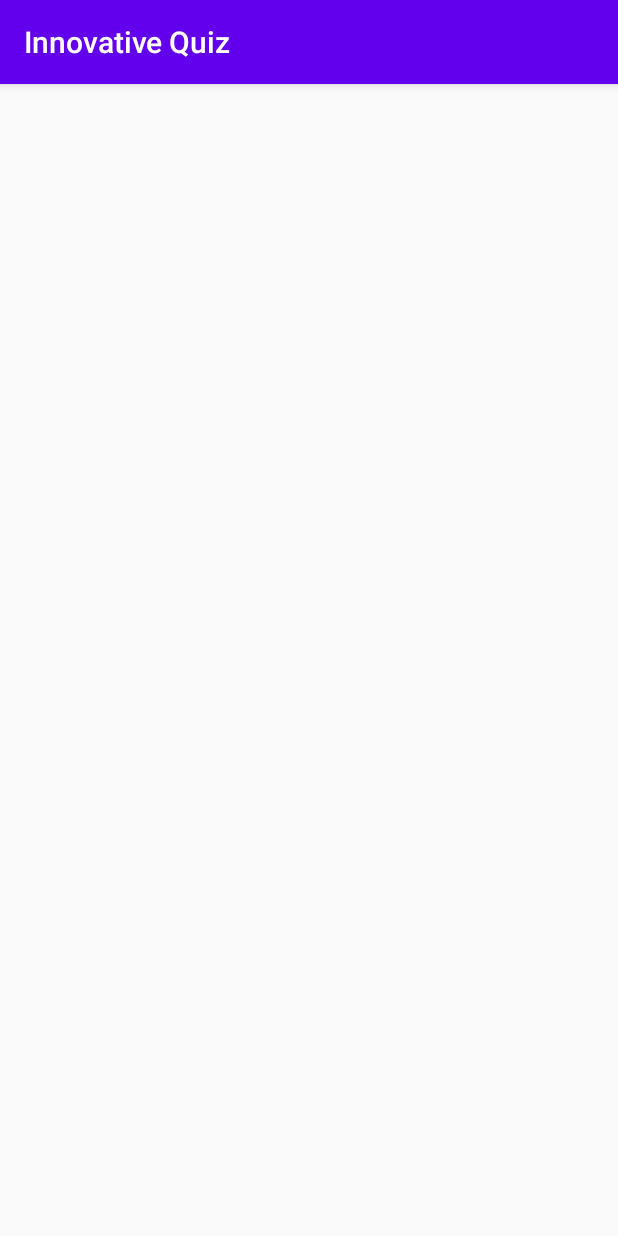
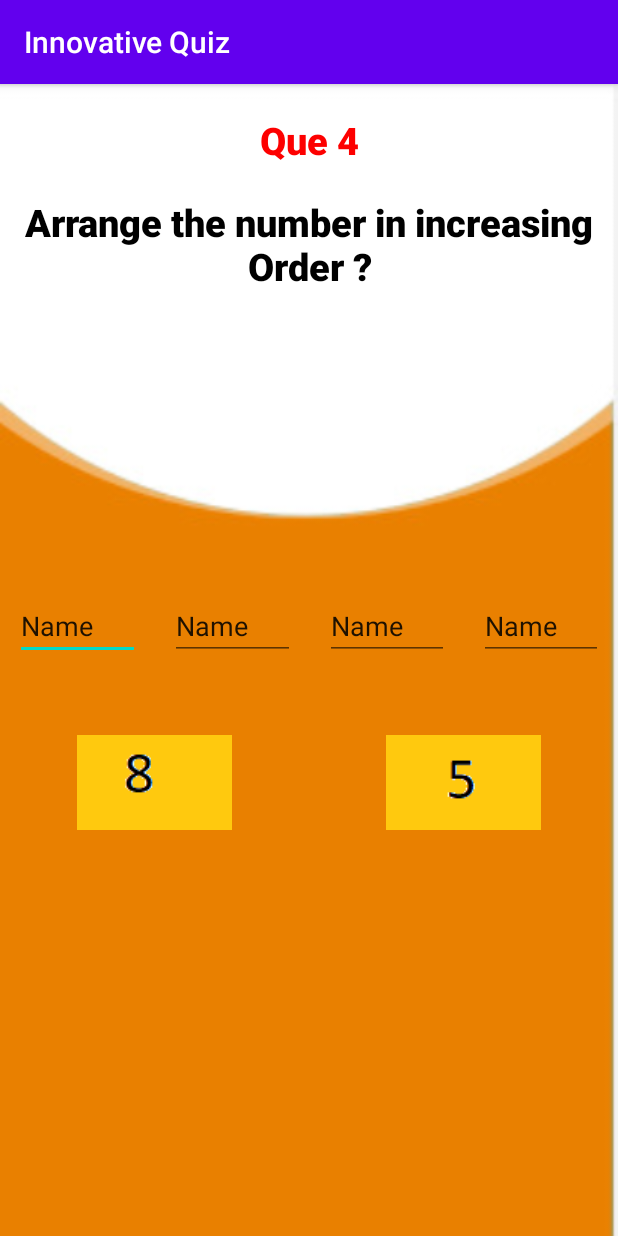
Before and after one commit to Sada28/innovative, an Android app: the Mcq4 screen opened directly, with no data from a screen before it, on a phone screen of 412 x 824 dp. Run offline under Robolectric (Android 15) with nearby library versions, the phone set to English and light mode, and no system bars.

Commit message:
new activity

```diff
--- a/app/src/main/AndroidManifest.xml
+++ b/app/src/main/AndroidManifest.xml
@@ -11,7 +11,8 @@
         android:roundIcon="@drawable/inovative"
         android:supportsRtl="true"
         android:theme="@style/AppTheme">
-        <activity android:name=".Mcq4"></activity>
+        <activity android:name=".Engmcq1"></activity>
+        <activity android:name=".Mcq4" />
         <activity android:name=".Mcq2" />
         <activity android:name=".Mcq1" />
         <activity android:name=".Term" />
--- a/app/src/main/java/com/example/innovative/DashBoard.java
+++ b/app/src/main/java/com/example/innovative/DashBoard.java
@@ -8,7 +8,7 @@ import android.view.View;
 import android.widget.Button;
 
 public class DashBoard extends AppCompatActivity {
-    Button btn_math,btn_sci;
+    Button btn_math,btn_sci,btn_eng;
 
     @Override
     protected void onCreate(Bundle savedInstanceState) {
@@ -16,6 +16,7 @@ public class DashBoard extends AppCompatActivity {
         setContentView(R.layout.activity_dash_board);
         btn_math = findViewById(R.id.btn_term1);
         btn_sci = findViewById(R.id.btn_sci);
+        btn_eng=findViewById(R.id.btn_eng);
         btn_math.setOnClickListener(new View.OnClickListener() {
             @Override
             public void onClick(View view) {
@@ -24,6 +25,15 @@ public class DashBoard extends AppCompatActivity {
 
             }
         });
+        btn_eng.setOnClickListener(new View.OnClickListener() {
+            @Override
+            public void onClick(View view)
+            {
+                Intent i = new Intent(DashBoard.this,Term.class);
+                startActivity(i);
+            }
+        });
+
         btn_sci.setOnClickListener(new View.OnClickListener() {
             @Override
             public void onClick(View view)
--- /dev/null
+++ b/app/src/main/java/com/example/innovative/Engmcq1.java
@@ -0,0 +1,14 @@
+package com.example.innovative;
+
+import androidx.appcompat.app.AppCompatActivity;
+
+import android.os.Bundle;
+
+public class Engmcq1 extends AppCompatActivity {
+
+    @Override
+    protected void onCreate(Bundle savedInstanceState) {
+        super.onCreate(savedInstanceState);
+        setContentView(R.layout.activity_engmcq1);
+    }
+}
--- a/app/src/main/java/com/example/innovative/Term.java
+++ b/app/src/main/java/com/example/innovative/Term.java
@@ -18,8 +18,20 @@ Button btn_term1;
             @Override
             public void onClick(View view) {
                 startActivity(new Intent(Term.this,Mcq1.class));
+
+
+            }
+        });
+        btn_term1.setOnClickListener(new View.OnClickListener() {
+            @Override
+            public void onClick(View view) {
+                startActivity(new Intent(Term.this,.class));
+
+
             }
         });
 
+
+
     }
 }
--- a/app/src/main/res/layout/activity_dash_board.xml
+++ b/app/src/main/res/layout/activity_dash_board.xml
@@ -54,7 +54,7 @@
                 app:cardBackgroundColor="#FB8C00">
 
                 <Button
-                    android:id="@+id/btn_term2"
+                    android:id="@+id/btn_eng"
                     android:layout_width="match_parent"
                     android:layout_height="wrap_content"
                     android:layout_marginStart="70dp"
--- /dev/null
+++ b/app/src/main/res/layout/activity_engmcq1.xml
@@ -0,0 +1,9 @@
+<?xml version="1.0" encoding="utf-8"?>
+<androidx.constraintlayout.widget.ConstraintLayout xmlns:android="http://schemas.android.com/apk/res/android"
+    xmlns:app="http://schemas.android.com/apk/res-auto"
+    xmlns:tools="http://schemas.android.com/tools"
+    android:layout_width="match_parent"
+    android:layout_height="match_parent"
+    tools:context=".Engmcq1">
+
+</androidx.constraintlayout.widget.ConstraintLayout>
--- a/app/src/main/res/layout/activity_mcq4.xml
+++ b/app/src/main/res/layout/activity_mcq4.xml
@@ -1,9 +1,110 @@
 <?xml version="1.0" encoding="utf-8"?>
-<androidx.constraintlayout.widget.ConstraintLayout xmlns:android="http://schemas.android.com/apk/res/android"
+<LinearLayout xmlns:android="http://schemas.android.com/apk/res/android"
     xmlns:app="http://schemas.android.com/apk/res-auto"
     xmlns:tools="http://schemas.android.com/tools"
     android:layout_width="match_parent"
     android:layout_height="match_parent"
+    android:background="@drawable/dash"
+    android:orientation="vertical"
     tools:context=".Mcq4">
 
-</androidx.constraintlayout.widget.ConstraintLayout>
+    <TextView
+        android:id="@+id/textView3"
+        android:layout_width="match_parent"
+        android:layout_height="wrap_content"
+        android:layout_marginTop="20dp"
+        android:fontFamily="sans-serif-black"
+        android:gravity="center"
+        android:text="Que 4"
+        android:textColor="#FD0000"
+        android:textSize="25dp" />
+
+    <TextView
+        android:id="@+id/textView"
+        android:layout_width="match_parent"
+        android:layout_height="wrap_content"
+        android:layout_marginTop="20dp"
+        android:fontFamily="sans-serif-black"
+        android:gravity="center"
+        android:text="Arrange the number in increasing Order ?"
+        android:textColor="#000000"
+        android:textSize="25dp" />
+
+    <LinearLayout
+        android:layout_width="match_parent"
+        android:layout_height="3dp"
+        android:layout_marginTop="180dp"
+        android:layout_weight="1"
+        android:orientation="horizontal">
+
+        <EditText
+            android:id="@+id/editTextTextPersonName"
+            android:layout_width="wrap_content"
+            android:layout_height="wrap_content"
+            android:layout_marginLeft="10dp"
+            android:layout_marginTop="20dp"
+            android:layout_marginRight="10dp"
+            android:layout_weight="1"
+            android:ems="10"
+            android:inputType="textPersonName"
+            android:text="Name" />
+
+        <EditText
+            android:id="@+id/editTextTextPersonName3"
+            android:layout_width="wrap_content"
+            android:layout_height="wrap_content"
+            android:layout_marginLeft="10dp"
+            android:layout_marginTop="20dp"
+            android:layout_marginRight="10dp"
+            android:layout_weight="1"
+            android:ems="10"
+            android:inputType="textPersonName"
+            android:text="Name" />
+
+        <EditText
+            android:id="@+id/editTextTextPersonName4"
+            android:layout_width="wrap_content"
+            android:layout_height="wrap_content"
+            android:layout_marginLeft="10dp"
+            android:layout_marginTop="20dp"
+            android:layout_marginRight="10dp"
+            android:layout_weight="1"
+            android:ems="10"
+            android:inputType="textPersonName"
+            android:text="Name" />
+
+        <EditText
+            android:id="@+id/editTextTextPersonName2"
+            android:layout_width="wrap_content"
+            android:layout_height="wrap_content"
+            android:layout_marginLeft="10dp"
+            android:layout_marginTop="20dp"
+            android:layout_marginRight="10dp"
+            android:layout_weight="1"
+            android:ems="10"
+            android:inputType="textPersonName"
+            android:text="Name" />
+    </LinearLayout>
+
+    <LinearLayout
+        android:layout_width="match_parent"
+        android:layout_height="222dp"
+        android:layout_weight="1"
+        android:orientation="horizontal">
+
+        <ImageView
+            android:id="@+id/imageView"
+            android:layout_width="wrap_content"
+            android:layout_height="wrap_content"
+            android:layout_weight="1"
+            app:srcCompat="@drawable/eight" />
+
+        <ImageView
+            android:id="@+id/imageView6"
+            android:layout_width="wrap_content"
+            android:layout_height="wrap_content"
+            android:layout_weight="1"
+            app:srcCompat="@drawable/five" />
+    </LinearLayout>
+
+</LinearLayout>
--- a/app/src/main/res/layout/activity_term.xml
+++ b/app/src/main/res/layout/activity_term.xml
@@ -55,7 +55,7 @@
                 app:cardBackgroundColor="#FB8C00">
 
                 <Button
-                    android:id="@+id/btn_term2"
+                    android:id="@+id/btn_eng"
                     android:layout_width="match_parent"
                     android:layout_height="wrap_content"
                     android:layout_marginStart="70dp"
```
Also changed, not shown: app/src/main/res/drawable-v24/seven.png (added).
